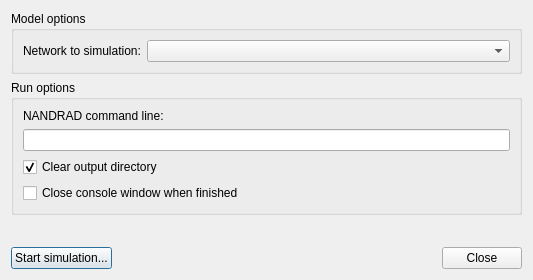
Above: SIM-VICUS/src/SVSimulationStartNetworkSim.ui from ghorwin/SIM-VICUS before the change. Below: the same form after it.
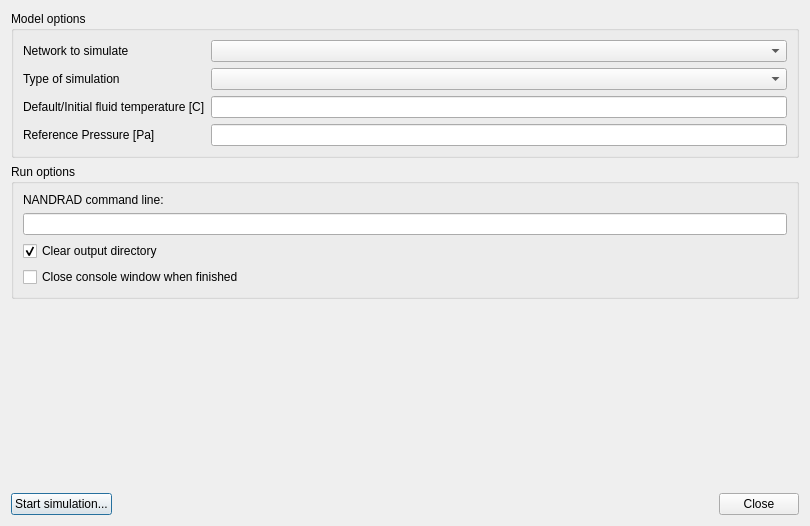
That is the form after the change. Custom widgets are drawn as their Qt base class.

Commit message: add simulation properties to vicus network

```diff
--- a/SIM-VICUS/src/SVSimulationStartNetworkSim.ui
+++ b/SIM-VICUS/src/SVSimulationStartNetworkSim.ui
@@ -6,8 +6,8 @@
    <rect>
     <x>0</x>
     <y>0</y>
-    <width>533</width>
-    <height>280</height>
+    <width>810</width>
+    <height>526</height>
    </rect>
   </property>
   <property name="windowTitle">
@@ -19,17 +19,51 @@
      <property name="title">
       <string>Model options</string>
      </property>
-     <layout class="QHBoxLayout" name="horizontalLayout" stretch="0,1">
-      <item>
-       <widget class="QLabel" name="label_2">
+     <layout class="QFormLayout" name="formLayout">
+      <item row="0" column="0">
+       <widget class="QLabel" name="label_3">
         <property name="text">
-         <string>Network to simulation:</string>
+         <string>Network to simulate</string>
         </property>
        </widget>
       </item>
-      <item>
+      <item row="0" column="1">
        <widget class="QComboBox" name="comboBoxNetwork"/>
       </item>
+      <item row="1" column="0">
+       <widget class="QLabel" name="label_2">
+        <property name="text">
+         <string>Type of simulation</string>
+        </property>
+       </widget>
+      </item>
+      <item row="1" column="1">
+       <widget class="QComboBox" name="comboBoxModelType"/>
+      </item>
+      <item row="2" column="0">
+       <widget class="QLabel" name="label_4">
+        <property name="text">
+         <string>Default/Initial fluid temperature [C]</string>
+        </property>
+       </widget>
+      </item>
+      <item row="2" column="1">
+       <widget class="QtExt::ValidatingLineEdit" name="lineEditDefaultFluidTemperature"/>
+      </item>
+      <item row="3" column="0">
+       <widget class="QLabel" name="label_5">
+        <property name="text">
+         <string>Reference Pressure [Pa]</string>
+        </property>
+       </widget>
+      </item>
+      <item row="3" column="1">
+       <widget class="QtExt::ValidatingLineEdit" name="lineEditReferencePressure">
+        <property name="text">
+         <string/>
+        </property>
+       </widget>
+      </item>
      </layout>
     </widget>
    </item>
@@ -115,6 +149,13 @@
    </item>
   </layout>
  </widget>
+ <customwidgets>
+  <customwidget>
+   <class>QtExt::ValidatingLineEdit</class>
+   <extends>QLineEdit</extends>
+   <header location="global">QtExt_ValidatingLineEdit.h</header>
+  </customwidget>
+ </customwidgets>
  <resources/>
  <connections/>
 </ui>
```
The commit also changes 8 other files.
